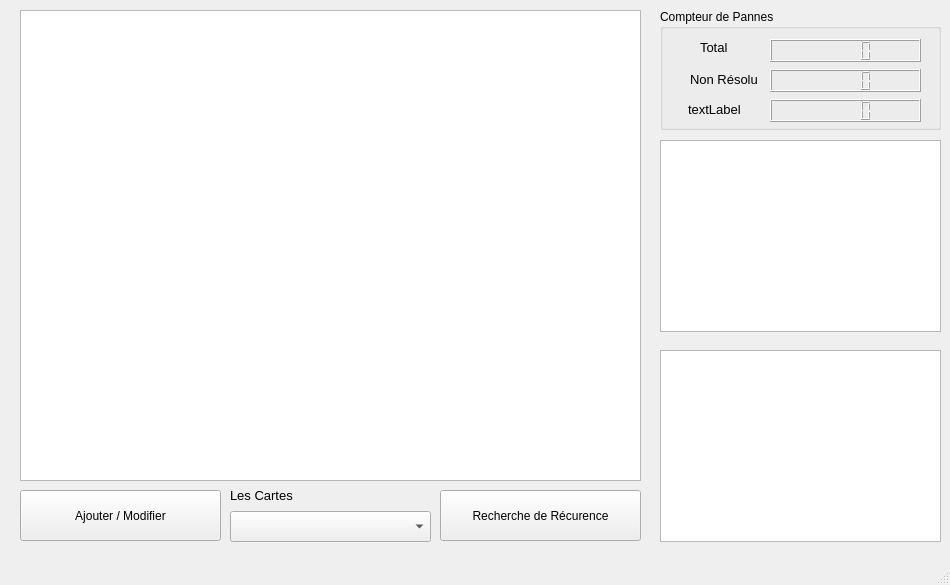
Old version of the form mainwindow.ui in the repository Rhaven3/Project_SP-CE.
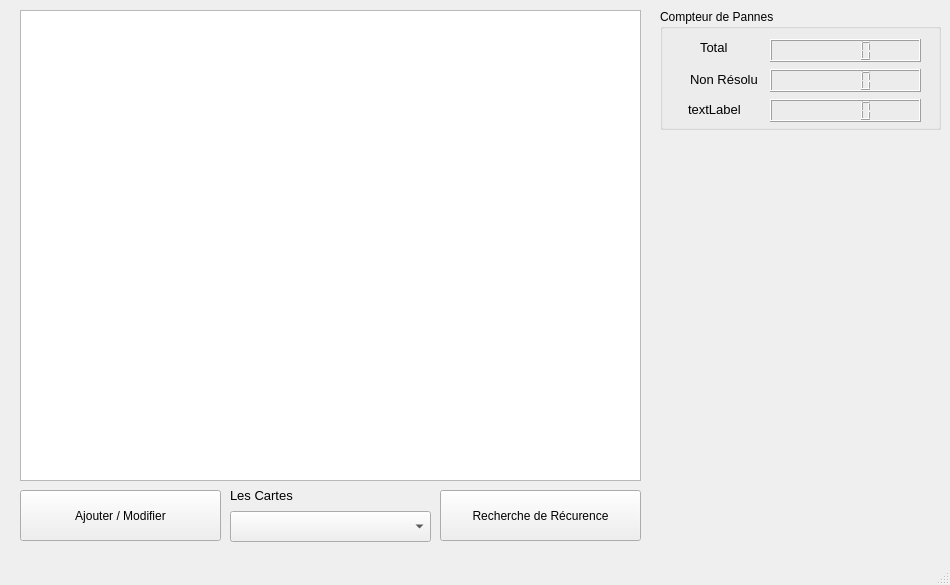
New version of the form.

```diff
--- a/mainwindow.ui
+++ b/mainwindow.ui
@@ -78,26 +78,6 @@
      </rect>
     </property>
    </widget>
-   <widget class="QGraphicsView" name="graphic2">
-    <property name="geometry">
-     <rect>
-      <x>660</x>
-      <y>350</y>
-      <width>281</width>
-      <height>192</height>
-     </rect>
-    </property>
-   </widget>
-   <widget class="QGraphicsView" name="graphic1">
-    <property name="geometry">
-     <rect>
-      <x>660</x>
-      <y>140</y>
-      <width>281</width>
-      <height>192</height>
-     </rect>
-    </property>
-   </widget>
    <widget class="QGroupBox" name="groupBox">
     <property name="geometry">
      <rect>
@@ -195,6 +175,32 @@
      </property>
     </widget>
    </widget>
+   <widget class="QLabel" name="graphic2">
+    <property name="geometry">
+     <rect>
+      <x>660</x>
+      <y>350</y>
+      <width>281</width>
+      <height>191</height>
+     </rect>
+    </property>
+    <property name="text">
+     <string/>
+    </property>
+   </widget>
+   <widget class="QLabel" name="graphic1">
+    <property name="geometry">
+     <rect>
+      <x>660</x>
+      <y>140</y>
+      <width>281</width>
+      <height>191</height>
+     </rect>
+    </property>
+    <property name="text">
+     <string/>
+    </property>
+   </widget>
   </widget>
   <widget class="QMenuBar" name="menubar">
    <property name="geometry">
```
